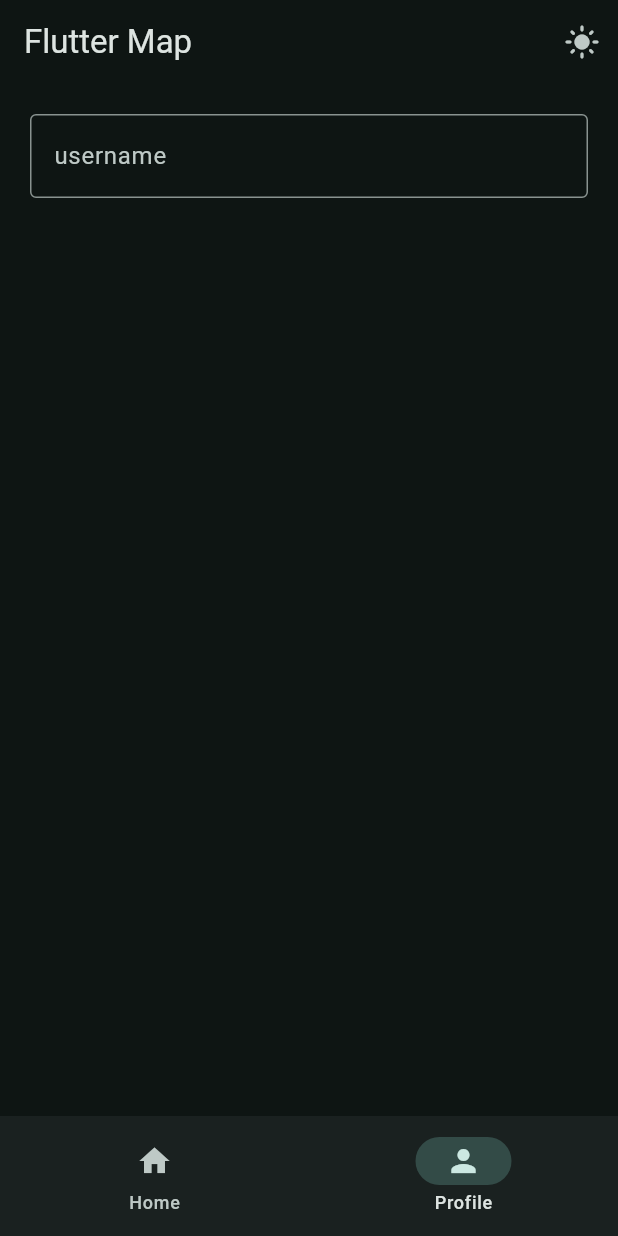
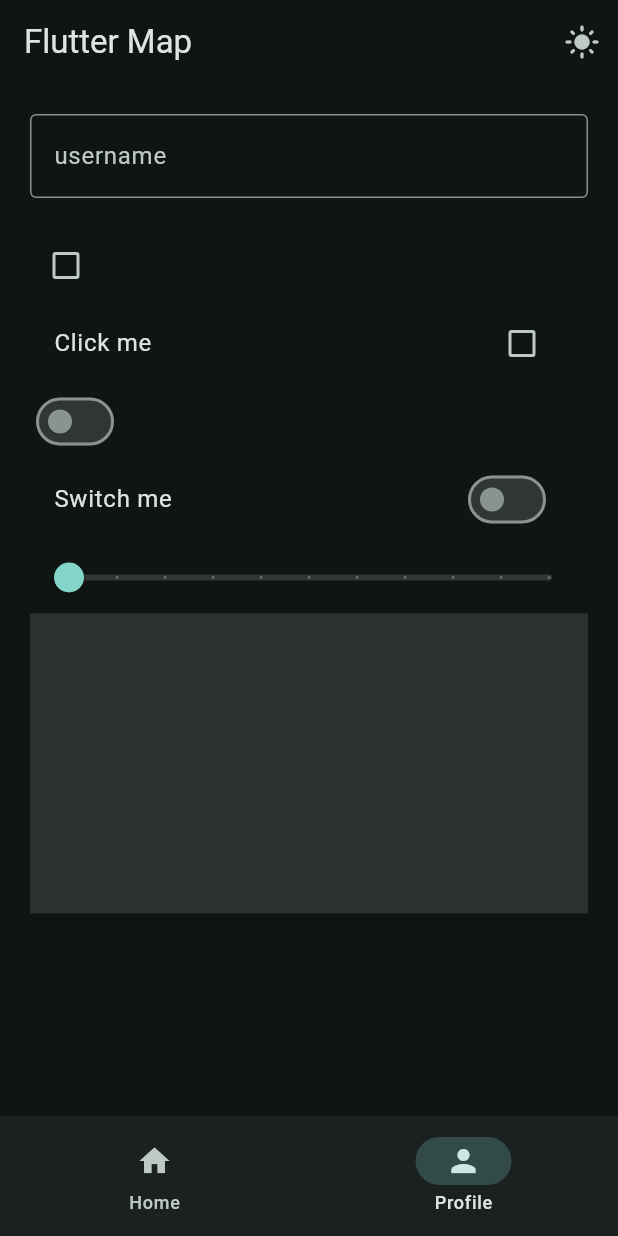
Before and after one commit to pmudassir/flutter_app, a Flutter app: the screen it shows after launch, item 2 of the bottom bar chosen, on a phone screen of 412 x 824 dp. Run offline on Flutter 3.47's test engine with Material 3 defaults, Android fonts, the phone set to English and light mode, and no system bars.

Commit message:
gestures event

```diff
--- a/lib/views/pages/profile_page.dart
+++ b/lib/views/pages/profile_page.dart
@@ -9,11 +9,17 @@ class ProfilePage extends StatefulWidget {
 
 class _ProfilePageState extends State<ProfilePage> {
   TextEditingController controller = TextEditingController();
+  bool? isChecked = false;
+  bool isSwitched = false;
+  double sliderValue = 0.0;
+
   @override
   Widget build(BuildContext context) {
     return Padding(
       padding: const EdgeInsets.all(20.0),
+      child: SingleChildScrollView(
         child: Column(
+          crossAxisAlignment: CrossAxisAlignment.start,
           children: [
             TextField(
               controller: controller,
@@ -26,7 +32,67 @@ class _ProfilePageState extends State<ProfilePage> {
               },
             ),
             Text(controller.text),
+            Checkbox.adaptive(
+              tristate: true,
+              value: isChecked,
+              onChanged: (bool? value) {
+                setState(() {
+                  isChecked = value;
+                });
+              },
+            ),
+            CheckboxListTile.adaptive(
+              tristate: true,
+              title: Text("Click me"),
+              value: isChecked,
+              onChanged: (bool? value) {
+                setState(() {
+                  isChecked = value;
+                });
+              },
+            ),
+            Switch.adaptive(
+              value: isSwitched,
+              onChanged: (bool value) {
+                setState(() {
+                  isSwitched = value;
+                });
+              },
+            ),
+            SwitchListTile.adaptive(
+              title: Text("Switch me"),
+              value: isSwitched,
+              onChanged: (bool value) {
+                setState(() {
+                  isSwitched = value;
+                });
+              },
+            ),
+            Slider.adaptive(
+              max: 10,
+              divisions: 10,
+              value: sliderValue,
+              onChanged: (value) {
+                setState(() {
+                  sliderValue = value;
+                });
+              },
+            ),
+            // you can use GestureDetector or InkWell to handle the tap event
+            // the main difference is that InkWell has a splash color and GestureDetector does not
+            InkWell(
+              splashColor: Colors.teal,
+              onTap: () {
+                print("Image selected");
+              },
+              child: Container(
+                height: 200,
+                width: double.infinity,
+                color: Colors.white12,
+              ),
+            ),
           ],
+        ),
       ),
     );
   }
```
Lines whose indentation alone changed are shown as unchanged.
